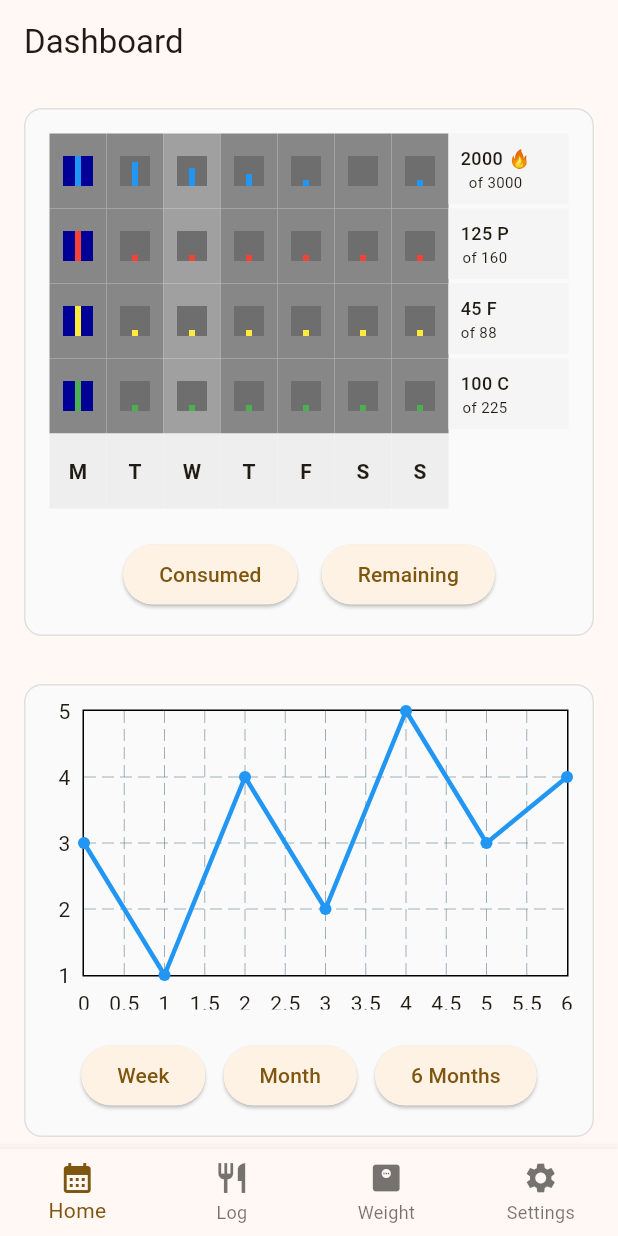
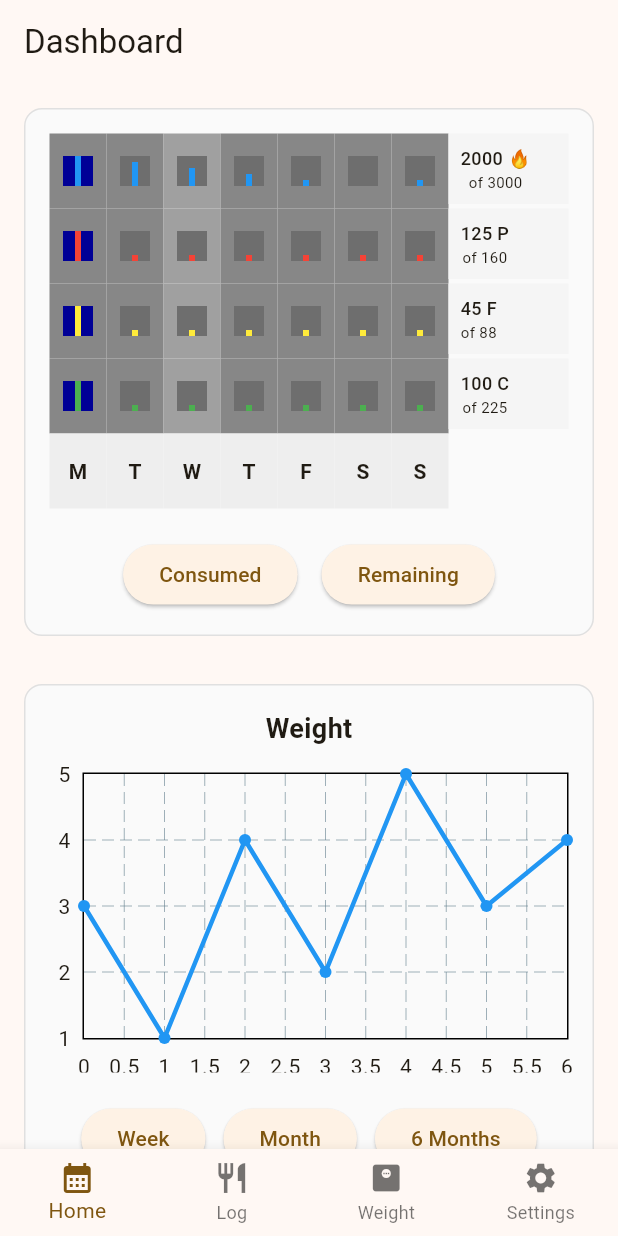
Before and after one commit to chadat23/free_cal_counter, a Flutter app: the screen it shows after launch, on a phone screen of 412 x 824 dp. Run offline on Flutter 3.47's test engine with Material 3 defaults, Android fonts, the phone set to English and light mode, and no system bars; drawn by our look-alikes of fl_chart.

Commit message:
weight chart added

```diff
--- a/lib/screens/home_screen.dart
+++ b/lib/screens/home_screen.dart
@@ -136,6 +136,14 @@ class HomeScreen extends StatelessWidget {
                 ),
                 child: Column(
                   children: [
+                    const Text(
+                      'Weight',
+                      style: TextStyle(
+                        fontSize: 18,
+                        fontWeight: FontWeight.bold,
+                      ),
+                    ),
+                    const SizedBox(height: 16),
                     SizedBox(
                       height: 200,
                       child: LineChart(
```
